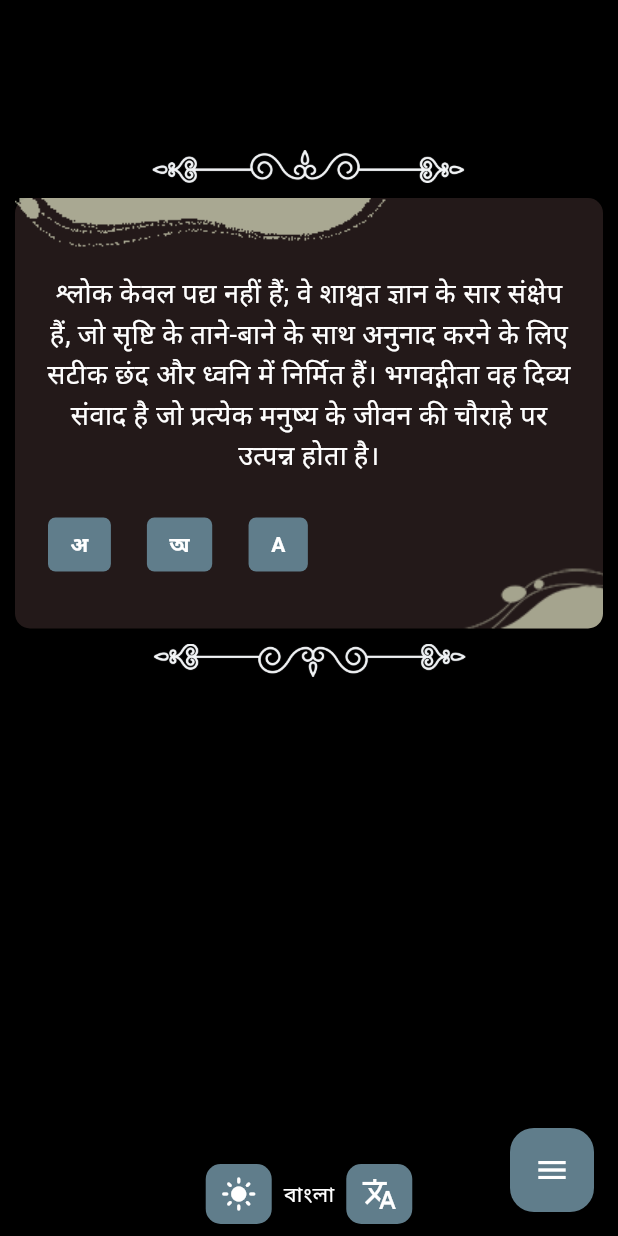
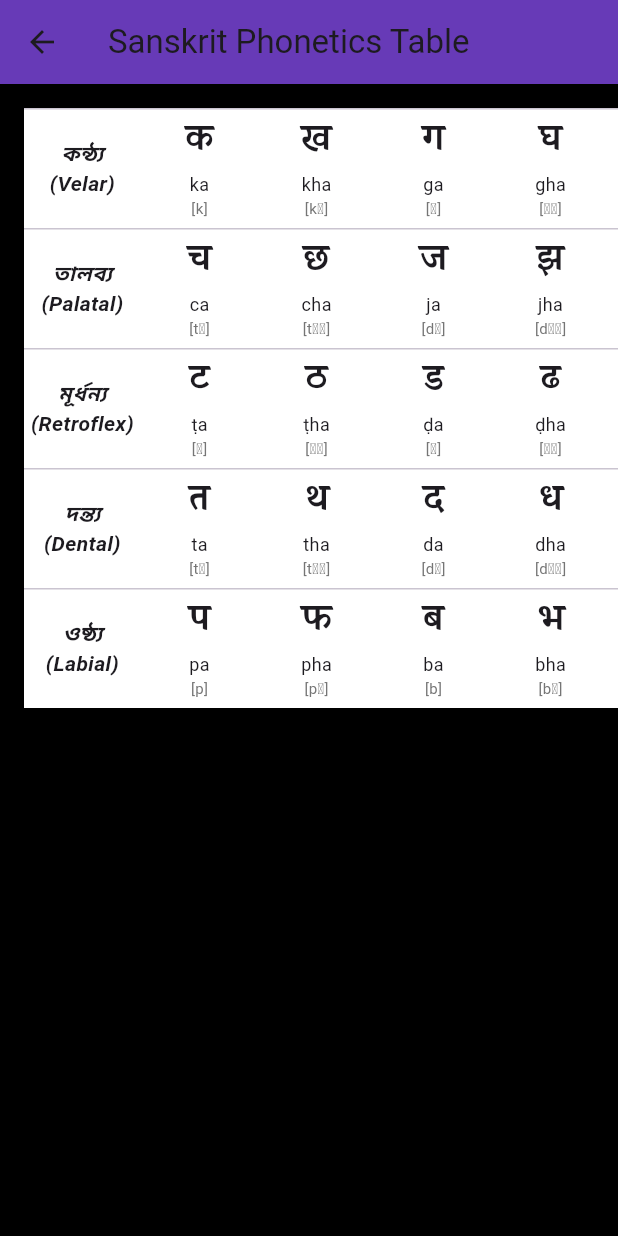
Before and after one commit to bipulcn/shloka_app, a Flutter app: the screen it shows after launch, on a phone screen of 412 x 824 dp. Run offline on Flutter 3.47's test engine with Material 3 defaults, Android fonts, the light colour scheme and no system bars; our stand-ins replace sqflite; missing offline and left inert: float_column; accounts and stored records are empty; statements that could not run were skipped.

Commit message:
update on alphabet

```diff
--- a/lib/component/decorate.dart
+++ b/lib/component/decorate.dart
@@ -69,17 +69,13 @@
     );
   }
 
-  static Widget bdyTx(String txt, bool drk) {
+  static Widget bdyTx(String txt, bool drk, double sz) {
     return Container(
-      // decoration: BoxDecoration(
-      //   color: drk?Colors.black12: Colors.white70,
-      //   borderRadius: BorderRadius.circular(10),
-      // ),
       padding: EdgeInsets.symmetric(horizontal: 10, vertical: 20),
       width: double.infinity,
       child: Text(
         txt,
-        style: StyTxt.shlok(dk: drk),
+        style: StyTxt.shlok(dk: drk, siz: sz),
         textAlign: TextAlign.center,
       ),
     );
--- a/lib/component/textstyle.dart
+++ b/lib/component/textstyle.dart
@@ -38,6 +38,10 @@
   );
   static TextStyle txt({bool dk = true}) =>
       TextStyle(fontSize: 16, color: dk == true ? Colors.white : Colors.black);
-  static TextStyle shlok({bool dk = true}) =>
-      TextStyle(fontSize: 18, color: dk == true ? Colors.white : Colors.black);
+  static TextStyle shlok({bool dk = true, double siz = 0}) => TextStyle(
+    fontFamily: "Karma",
+    fontWeight: FontWeight.w500,
+    fontSize: 18 + siz * 2,
+    color: dk == true ? Colors.white : Colors.black,
+  );
 }
--- a/lib/main.dart
+++ b/lib/main.dart
@@ -5,6 +5,7 @@
 import 'package:slokas/pages/gitashloka.dart';
 import 'package:slokas/pages/homepage.dart';
 import 'package:slokas/pages/longshloka.dart';
+import 'package:slokas/pages/phonetics.dart';
 import 'package:slokas/pages/shortshloka.dart';
 import 'package:slokas/pages/words.dart';
 
@@ -37,10 +38,11 @@
         '/long': (context) => LongShloka(),
         '/gita': (context) => GitaShloka(),
         '/word': (context) => WordMeaning(),
+        '/font': (context) => SanskritPhoneticsTable(),
       },
       title: 'Flutter Demo',
       theme: ThemeData(scaffoldBackgroundColor: Colors.black),
-      initialRoute: "/",
+      initialRoute: "/font",
     );
   }
 }
--- a/lib/pages/homepage.dart
+++ b/lib/pages/homepage.dart
@@ -81,7 +81,7 @@
                         "Hindu shlokas are not mere verses; they are condensed capsules of eternal wisdom, designed with precise meter and sound to resonate with the very fabric of the cosmos. The Bhagavad Gita is the divine dialogue that arises at the crossroads of every human life. ",
                     lang: lang,
                     dark: dark,
-                    siz: 1,
+                    siz: 0,
                     bgs: 1,
                   ),
                   Decor.lineR(dark),
--- /dev/null
+++ b/lib/pages/phonetics.dart
@@ -0,0 +1,260 @@
+import 'package:flutter/material.dart';
+
+void main() {
+  runApp(MyApp());
+}
+
+class MyApp extends StatelessWidget {
+  @override
+  Widget build(BuildContext context) {
+    return MaterialApp(
+      title: 'Sanskrit Phonetics Table',
+      theme: ThemeData(primarySwatch: Colors.blue),
+      home: SanskritPhoneticsTable(),
+    );
+  }
+}
+
+class SanskritPhoneticsTable extends StatelessWidget {
+  final List<Map<String, dynamic>> tableData = [
+    {
+      'place': 'কন্ঠ্য\n(Velar)',
+      'sparsa_aghosha_alpaprāṇa': ['क', 'ka', '[k]'],
+      'sparsa_aghosha_mahāprāṇa': ['ख', 'kha', '[kʰ]'],
+      'sparsa_saghosha_alpaprāṇa': ['ग', 'ga', '[ɡ]'],
+      'sparsa_saghosha_mahāprāṇa': ['घ', 'gha', '[ɡʱ]'],
+      'anunāsika': ['ङ', 'ṅa', '[ŋ]'],
+      'antastha': ['', '', ''],
+      'fricative': ['ह', 'ha', '[ɦ]'],
+    },
+    {
+      'place': 'তালব্য\n(Palatal)',
+      'sparsa_aghosha_alpaprāṇa': ['च', 'ca', '[tʃ]'],
+      'sparsa_aghosha_mahāprāṇa': ['छ', 'cha', '[tʃʰ]'],
+      'sparsa_saghosha_alpaprāṇa': ['ज', 'ja', '[dʒ]'],
+      'sparsa_saghosha_mahāprāṇa': ['झ', 'jha', '[dʒʱ]'],
+      'anunāsika': ['ञ', 'ña', '[ɲ]'],
+      'antastha': ['य', 'ya', '[j]'],
+      'fricative': ['श', 'śa', '[ʃ]'],
+    },
+    {
+      'place': 'মূর্ধন্য\n(Retroflex)',
+      'sparsa_aghosha_alpaprāṇa': ['ट', 'ṭa', '[ʈ]'],
+      'sparsa_aghosha_mahāprāṇa': ['ठ', 'ṭha', '[ʈʰ]'],
+      'sparsa_saghosha_alpaprāṇa': ['ड', 'ḍa', '[ɖ]'],
+      'sparsa_saghosha_mahāprāṇa': ['ढ', 'ḍha', '[ɖʱ]'],
+      'anunāsika': ['ण', 'ṇa', '[ɳ]'],
+      'antastha': ['र', 'ra', '[r]'],
+      'fricative': ['ष', 'ṣa', '[ʂ]'],
+    },
+    {
+      'place': 'দন্ত্য\n(Dental)',
+      'sparsa_aghosha_alpaprāṇa': ['त', 'ta', '[t̪]'],
+      'sparsa_aghosha_mahāprāṇa': ['थ', 'tha', '[t̪ʰ]'],
+      'sparsa_saghosha_alpaprāṇa': ['द', 'da', '[d̪]'],
+      'sparsa_saghosha_mahāprāṇa': ['ध', 'dha', '[d̪ʱ]'],
+      'anunāsika': ['न', 'na', '[n]'],
+      'antastha': ['ल', 'la', '[l]'],
+      'fricative': ['स', 'sa', '[s]'],
+    },
+    {
+      'place': 'ওষ্ঠ্য\n(Labial)',
+      'sparsa_aghosha_alpaprāṇa': ['प', 'pa', '[p]'],
+      'sparsa_aghosha_mahāprāṇa': ['फ', 'pha', '[pʰ]'],
+      'sparsa_saghosha_alpaprāṇa': ['ब', 'ba', '[b]'],
+      'sparsa_saghosha_mahāprāṇa': ['भ', 'bha', '[bʱ]'],
+      'anunāsika': ['म', 'ma', '[m]'],
+      'antastha': ['व', 'va', '[ʋ]'],
+      'fricative': ['', '', ''],
+    },
+  ];
+  final List<List<String>> joints = [
+    [
+      "a",
+      "ā",
+      "i",
+      "ī",
+      "u",
+      "ū",
+      "e",
+      "ê",
+      "ē",
+      "ai",
+      "o",
+      "ô",
+      "ō",
+      "au",
+      "r̥",
+      "r̥̄",
+      "l̥",
+      "l̥̄",
+      "ṁ",
+      "ḥ",
+      "",
+      "m̐",
+    ],
+    [
+      "अ",
+      "आ",
+      "इ",
+      "ई",
+      "उ",
+      "ऊ",
+      "ऄ/ऎ",
+      "ॲ/ऍ",
+      "ए",
+      "ऐ",
+      "ऒ",
+      "ऑ",
+      "ओ",
+      "औ",
+      "ऋ",
+      "ॠ",
+      "ऌ",
+      "ॡ",
+      "अं",
+      "अः",
+      "",
+      "अँ",
+    ],
+    [
+      'ka',
+      'kā',
+      'ki',
+      'ku',
+      'ku',
+      'ke',
+      'ke',
+      'ke',
+      'kai',
+      'ko',
+      'ko',
+      'ko',
+      'kau',
+      'kr',
+      'kr',
+      'kl',
+      'kĭ',
+      'kani',
+      'kalp',
+      'k',
+    ],
+    [
+      "क",
+      "का",
+      "कि",
+      "की",
+      "कु",
+      "कू",
+      "कॆ",
+      "कॅ",
+      "के",
+      "कै",
+      "कॊ",
+      "कॉ",
+      "को",
+      "कौ",
+      "कृ",
+      "कॄ",
+      "कॢ",
+      "कॣ",
+      "कं",
+      "कः",
+      "क्",
+      "कँ",
+    ],
+  ];
+
+  @override
+  Widget build(BuildContext context) {
+    return Scaffold(
+      appBar: AppBar(
+        title: Text('Sanskrit Phonetics Table'),
+        backgroundColor: Colors.deepPurple,
+      ),
+      body: SingleChildScrollView(
+        scrollDirection: Axis.horizontal,
+        child: Padding(
+          padding: EdgeInsets.all(16.0),
+          child: DataTable(
+            columnSpacing: 8.0,
+            horizontalMargin: 4.0,
+            headingRowHeight: 0,
+            dataRowMinHeight: 60,
+            dataRowMaxHeight: 80,
+            columns: [
+              DataColumn(label: Text("")),
+              DataColumn(label: Text("")),
+              DataColumn(label: Text("")),
+              DataColumn(label: Text("")),
+              DataColumn(label: Text("")),
+              DataColumn(label: Text("")),
+              DataColumn(label: Text("")),
+              DataColumn(label: Text("")),
+            ],
+            rows: tableData.map((data) {
+              return DataRow(
+                color: WidgetStateProperty<Color?>.fromMap(
+                  <WidgetStatesConstraint, Color?>{
+                    WidgetState.any: Colors.white,
+                  },
+                ),
+                cells: [
+                  DataCell(
+                    SizedBox(
+                      width: 70,
+                      child: Text(
+                        data['place'],
+                        textAlign: TextAlign.center,
+                        style: TextStyle(
+                          fontStyle: FontStyle.italic,
+                          fontWeight: FontWeight.bold,
+                        ),
+                      ),
+                    ),
+                  ),
+                  _buildPhoneticCell(data['sparsa_aghosha_alpaprāṇa']),
+                  _buildPhoneticCell(data['sparsa_aghosha_mahāprāṇa']),
+                  _buildPhoneticCell(data['sparsa_saghosha_alpaprāṇa']),
+                  _buildPhoneticCell(data['sparsa_saghosha_mahāprāṇa']),
+                  _buildPhoneticCell(data['anunāsika']),
+                  _buildPhoneticCell(data['antastha']),
+                  _buildPhoneticCell(data['fricative']),
+                ],
+              );
+            }).toList(),
+          ),
+        ),
+      ),
+    );
+  }
+
+  DataCell _buildPhoneticCell(List<String> data) {
+    if (data[0].isEmpty) return DataCell(Container());
+
+    return DataCell(
+      Container(
+        width: 70,
+        child: Column(
+          mainAxisAlignment: MainAxisAlignment.center,
+          children: [
+            Text(
+              data[0],
+              style: TextStyle(
+                fontFamily: 'Karma',
+                fontSize: 24,
+                fontWeight: FontWeight.bold,
+              ),
+            ),
+            SizedBox(height: 2),
+            Text(data[1], style: TextStyle(fontSize: 12)),
+            Text(
+              data[2],
+              style: TextStyle(fontSize: 10, color: Colors.grey[600]),
+            ),
+          ],
+        ),
+      ),
+    );
+  }
+}
--- a/lib/pages/ramayana.dart
+++ b/lib/pages/ramayana.dart
@@ -98,6 +98,7 @@
                           child: Dec.bdyTx(
                             mean[index] == 1 ? word.bng_mean : word.eng_mean,
                             dark,
+                            0,
                           ),
                         ),
                       ],
--- a/lib/parts/textview.dart
+++ b/lib/parts/textview.dart
@@ -10,7 +10,7 @@
   String t3rd;
   int lang;
   bool dark;
-  int siz;
+  double siz;
   int bgs;
   TextView({
     super.key,
@@ -66,16 +66,20 @@
         color: widget.bgs == 1
             ? widget.dark
                   ? Clr.hc01(.6).withAlpha(50)
-                  : Clr.cl04.withAlpha(50)
+                  : Clr.hc04(0.8)
             : Colors.transparent,
         borderRadius: BorderRadius.circular(10),
         boxShadow: [
-          // BoxShadow(
-          //   offset: Offset(1, 5),
-          //   color: Colors.black.withAlpha(100),
-          //   spreadRadius: -12,
-          //   blurRadius: 20,
-          // ),
+          widget.bgs == 1
+              ? widget.dark
+                    ? BoxShadow(color: Colors.transparent)
+                    : BoxShadow(
+                        offset: Offset(1, 5),
+                        color: Colors.black.withAlpha(100),
+                        spreadRadius: -12,
+                        blurRadius: 20,
+                      )
+              : BoxShadow(color: Colors.transparent),
         ],
       ),
       child: Stack(
@@ -98,6 +102,7 @@
                   child: Dec.bdyTx(
                     [widget.t1st, widget.t2nd, widget.t3rd][beng],
                     widget.dark,
+                    widget.siz,
                   ),
                 ),
                 Row(
@@ -118,6 +123,8 @@
                             setInd(2);
                           })
                         : SizedBox(),
+                    Btn.tBtn("-", () {}),
+                    Btn.tBtn("+", () {}),
                   ],
                 ),
               ],
```
Also changed, not shown: lib/pages/shortshloka.dart (+0 -15 lines), pubspec.yaml (+8 -4 lines), fonts/Karma-Bold.ttf (added), fonts/Karma-Light.ttf (added), fonts/Karma-Medium.ttf (added), fonts/Karma-Regular.ttf (added), fonts/Karma-SemiBold.ttf (added).
